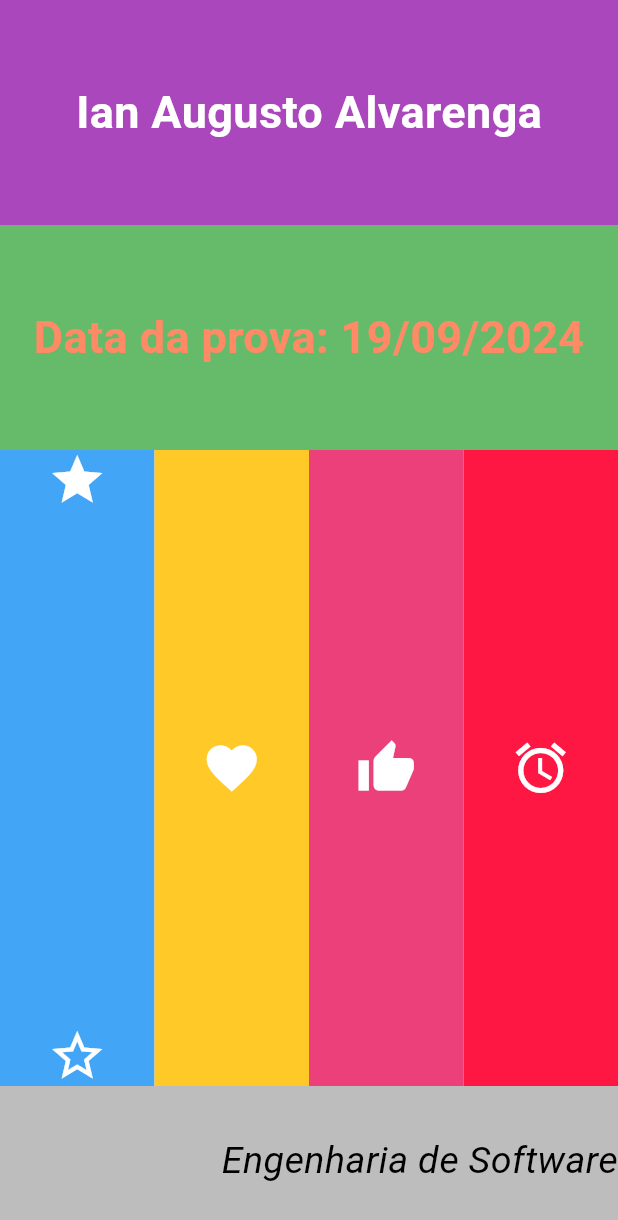
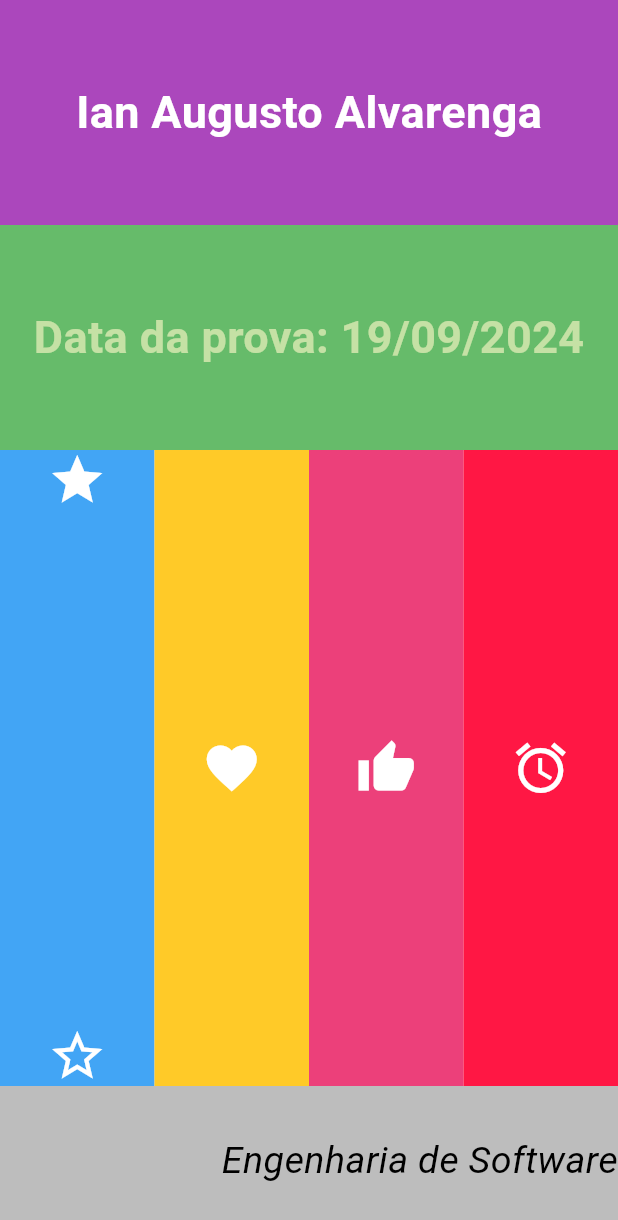
Before and after one commit to faustocintra/dsm2-unifacef-2024-2, a Flutter app: the screen it shows after launch, on a phone screen of 412 x 824 dp. Shown: the top 1220 px of the screen. Run offline on Flutter 3.47's test engine with Material 3 defaults, Android fonts, the phone set to English and light mode, and no system bars.

Commit message:
ajustes para entrega 19/09

```diff
--- a/layout2/lib/main.dart
+++ b/layout2/lib/main.dart
@@ -48,10 +48,10 @@ class Layout extends StatelessWidget {
 
   @override
   Widget build(BuildContext context) {
-    // O layout da página é organizado como uma Coluna de widgets.
+    // O layout organizado com uma Coluna de widgets.
     return Column(
       children: [
-        // Primeira linha que contém um Container preenchendo toda a largura, com cor roxa e altura de 150.
+        // Primeira linha que contém um Container preenchendo toda a largura, com cor a roxa e altura de 150.
         Row(
           children: [
             Expanded(
@@ -63,9 +63,9 @@ class Layout extends StatelessWidget {
                   child: Text(
                     'Ian Augusto Alvarenga',
                     style: TextStyle(
-                      color: Colors.white,
-                      fontSize: 30,
-                      fontWeight: FontWeight.bold,
+                      color: Colors.white, // Define cor da fonte como branca
+                      fontSize: 30, // Define o tamanho da fonte
+                      fontWeight: FontWeight.bold, // Define fonte como em negrito
                     ),
                   ),
                 ),
@@ -73,7 +73,7 @@ class Layout extends StatelessWidget {
             ),
           ],
         ),
-        // Segunda linha semelhante, mas com cor verde.
+        // Segunda linha, mas com cor de fundo verde e escrita verde limão.
         Row(
           children: [
             Expanded(
@@ -84,9 +84,9 @@ class Layout extends StatelessWidget {
                   child: Text(
                     'Data da prova: 19/09/2024',
                     style: TextStyle(
-                      color: Colors.deepOrange[300],
-                      fontSize: 30,
-                      fontWeight: FontWeight.bold,
+                      color: Colors.lightGreen[200], // Define a cor da fonte
+                      fontSize: 30, // Define o tamanho da fonte
+                      fontWeight: FontWeight.bold, // Define como escrita em negrito
                     ),
                   ),
                 ),
@@ -102,17 +102,17 @@ class Layout extends StatelessWidget {
               // Primeira coluna com dois ícones, um em cima e outro embaixo.
               Expanded(
                 child: Container(
-                  color: Colors.blue[400],
+                  color: Colors.blue[400], // cor de fundo azul
                   child: Column(
                     mainAxisAlignment: MainAxisAlignment.spaceBetween, // Distribui os ícones no topo e embaixo.
                     children: const [
                       Align(
-                        alignment: Alignment.topCenter,
-                        child: Icon(Icons.star, size: 40, color: Colors.white), // Ícone superior.
+                        alignment: Alignment.topCenter, // indicando item superior
+                        child: Icon(Icons.star, size: 40, color: Colors.white), // Ícone superior com cor branca e tamanho 40..
                       ),
                       Align(
-                        alignment: Alignment.bottomCenter,
-                        child: Icon(Icons.star_border, size: 40, color: Colors.white), // Ícone inferior.
+                        alignment: Alignment.bottomCenter, // bottom indicando que é embaixo
+                        child: Icon(Icons.star_border, size: 40, color: Colors.white), // Ícone inferior com cor branca e tamanho 40.
                       ),
                     ],
                   ),
@@ -121,33 +121,34 @@ class Layout extends StatelessWidget {
               // Segunda coluna com um ícone centralizado.
               Expanded(
                 child: Container(
-                  color: Colors.amber[400],
+                  color: Colors.amber[400], // cor de fundo amarela
                   child:  Center(
-                    child: Icon(Icons.favorite, size: 40, color: Colors.white), // Ícone central.
+                    child: Icon(Icons.favorite, size: 40, color: Colors.white), // Ícone central com cor branca e tamanho 40.
                   ),
                 ),
               ),
               // Terceira coluna com um ícone centralizado.
               Expanded(
                 child: Container(
-                  color: Colors.pink[400],
+                  color: Colors.pink[400], // cor de fundo rosa
                   child: Center(
-                    child: Icon(Icons.thumb_up, size: 40, color: Colors.white), // Ícone central.
+                    child: Icon(Icons.thumb_up, size: 40, color: Colors.white), // Ícone central com cor branca e tamanho 40..
                   ),
                 ),
               ),
               // Quarta coluna com um ícone centralizado.
               Expanded(
                 child: Container(
-                  color: Colors.redAccent[400],
+                  color: Colors.redAccent[400], // cor de fundo vermelha
                   child: Center(
-                    child: Icon(Icons.alarm, size: 40, color: Colors.white), // Ícone central.
+                    child: Icon(Icons.alarm, size: 40, color: Colors.white), // Ícone central com cor branca e tamanho 40.
                   ),
                 ),
               ),
             ],
           ),
         ),
+        // Quarta linha com fundo cinza e escrita em preto
         Row(
           children: [
             Expanded(
@@ -159,8 +160,8 @@ class Layout extends StatelessWidget {
                   child: Text(
                     'Engenharia de Software',
                     style: TextStyle(
-                      color: Colors.black,
-                      fontSize: 25,
+                      color: Colors.black, // Define a cor
+                      fontSize: 25, // Define o tamanho da letra
                       fontStyle: FontStyle.italic, // Define o estilo como itálico.
                     ),
                   ),
```
Also changed, not shown: layout2/print prova 1/print_da_prova.png (added).
